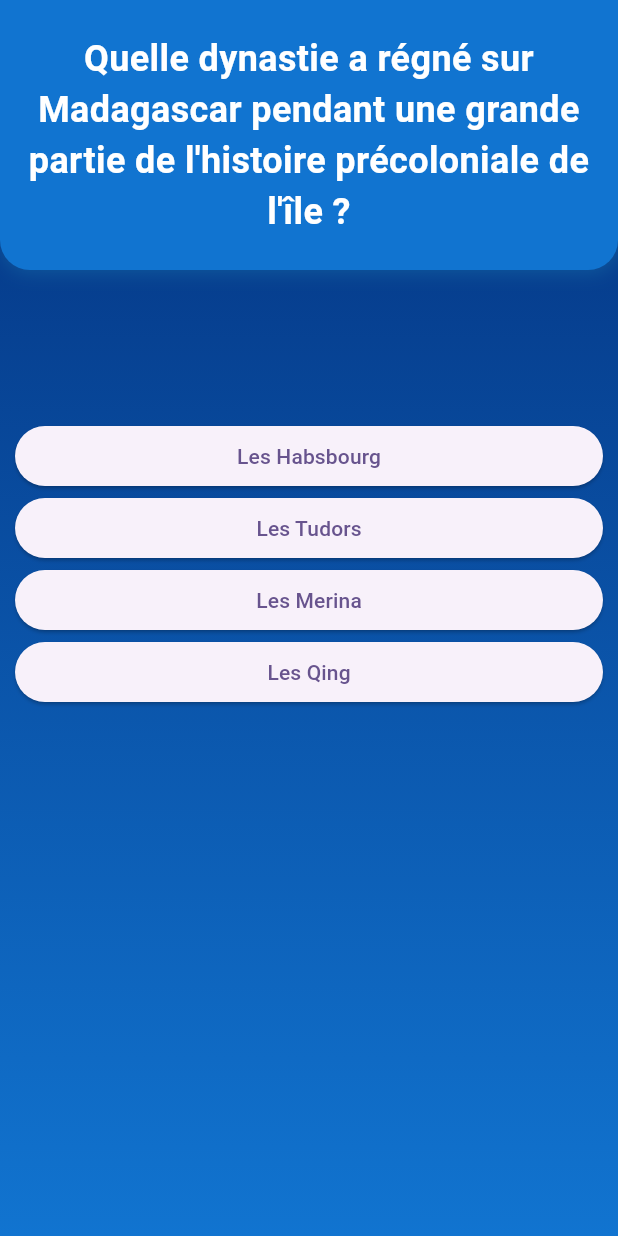
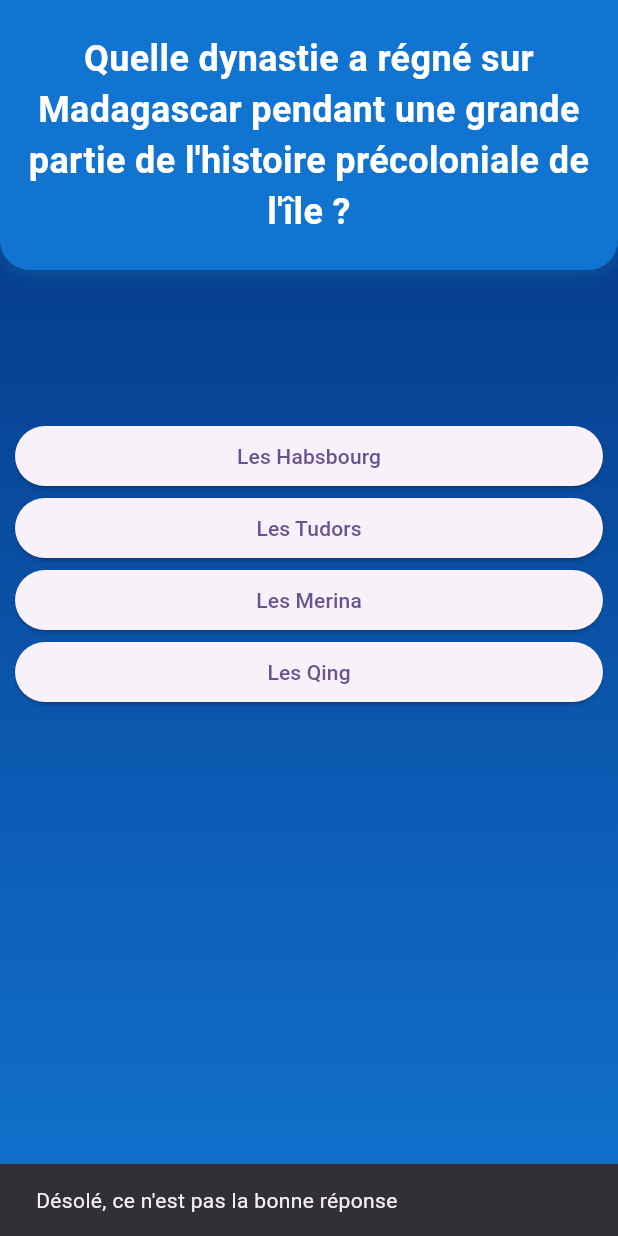
Before and after one commit to DTC-Formation/navigation-and-alerts-with-quizz-add-Rojotiana-Tsiverisoa, a Flutter app: the Question01 screen opened by its route, after a tap on "Christophe Colomb", on a phone screen of 412 x 824 dp. Run offline on Flutter 3.47's test engine with Material 2 defaults, Android fonts, the phone set to English and light mode, and no system bars.

```diff
--- a/lib/screen/question_01.dart
+++ b/lib/screen/question_01.dart
@@ -16,6 +16,15 @@ class _Question01State extends State<Question01> {
   void setScore(BuildContext context, int newValue) {
     setState(() {
       score = newValue;
+
+      ScaffoldMessenger.of(context).showSnackBar(
+        SnackBar(
+          content: Text((score != 0)
+              ? 'Félicitation, c\'est la bonne réponse!'
+              : 'Désolé, ce n\'est pas la bonne réponse'),
+          duration: const Duration(seconds: 3),
+        ),
+      );
 
       Navigator.push(
           context,
--- a/lib/screen/question_02.dart
+++ b/lib/screen/question_02.dart
@@ -18,6 +18,16 @@ class _Question02State extends State<Question02> {
   void setScore(BuildContext context, int newValue) {
     setState(() {
       score = newValue + widget.lastScore;
+
+      ScaffoldMessenger.of(context).showSnackBar(
+        SnackBar(
+          content: Text((newValue != 0)
+              ? 'Félicitation, c\'est la bonne réponse!'
+              : 'Désolé, ce n\'est pas la bonne réponse'),
+          duration: const Duration(seconds: 3),
+        ),
+      );
+
       Navigator.push(
           context,
           MaterialPageRoute(
--- a/lib/screen/question_03.dart
+++ b/lib/screen/question_03.dart
@@ -18,6 +18,16 @@ class _Question03State extends State<Question03> {
   void setScore(BuildContext context, int newValue) {
     setState(() {
       score = newValue + widget.lastScore;
+
+      ScaffoldMessenger.of(context).showSnackBar(
+        SnackBar(
+          content: Text((newValue != 0)
+              ? 'Félicitation, c\'est la bonne réponse!'
+              : 'Désolé, ce n\'est pas la bonne réponse'),
+          duration: const Duration(seconds: 3),
+        ),
+      );
+
       Navigator.push(
           context,
           MaterialPageRoute(
--- a/lib/screen/question_04.dart
+++ b/lib/screen/question_04.dart
@@ -18,6 +18,16 @@ class _Question04State extends State<Question04> {
   void setScore(BuildContext context, int newValue) {
     setState(() {
       score = newValue + widget.lastScore;
+
+      ScaffoldMessenger.of(context).showSnackBar(
+        SnackBar(
+          content: Text((newValue != 0)
+              ? 'Félicitation, c\'est la bonne réponse!'
+              : 'Désolé, ce n\'est pas la bonne réponse'),
+          duration: const Duration(seconds: 3),
+        ),
+      );
+
       Navigator.push(
           context,
           MaterialPageRoute(
--- a/lib/screen/question_05.dart
+++ b/lib/screen/question_05.dart
@@ -18,6 +18,16 @@ class _Question05State extends State<Question05> {
   void setScore(BuildContext context, int newValue) {
     setState(() {
       score = newValue + widget.lastScore;
+
+      ScaffoldMessenger.of(context).showSnackBar(
+        SnackBar(
+          content: Text((newValue != 0)
+              ? 'Félicitation, c\'est la bonne réponse!'
+              : 'Désolé, ce n\'est pas la bonne réponse'),
+          duration: const Duration(seconds: 3),
+        ),
+      );
+
       Navigator.push(
           context,
           MaterialPageRoute(
--- a/lib/screen/question_06.dart
+++ b/lib/screen/question_06.dart
@@ -18,6 +18,16 @@ class _Question06State extends State<Question06> {
   void setScore(BuildContext context, int newValue) {
     setState(() {
       score = newValue + widget.lastScore;
+
+      ScaffoldMessenger.of(context).showSnackBar(
+        SnackBar(
+          content: Text((newValue != 0)
+              ? 'Félicitation, c\'est la bonne réponse!'
+              : 'Désolé, ce n\'est pas la bonne réponse'),
+          duration: const Duration(seconds: 3),
+        ),
+      );
+
       Navigator.push(
           context,
           MaterialPageRoute(
--- a/lib/screen/question_07.dart
+++ b/lib/screen/question_07.dart
@@ -18,6 +18,16 @@ class _Question07State extends State<Question07> {
   void setScore(BuildContext context, int newValue) {
     setState(() {
       score = newValue + widget.lastScore;
+
+      ScaffoldMessenger.of(context).showSnackBar(
+        SnackBar(
+          content: Text((newValue != 0)
+              ? 'Félicitation, c\'est la bonne réponse!'
+              : 'Désolé, ce n\'est pas la bonne réponse'),
+          duration: const Duration(seconds: 3),
+        ),
+      );
+
       Navigator.push(
           context,
           MaterialPageRoute(
--- a/lib/screen/question_08.dart
+++ b/lib/screen/question_08.dart
@@ -18,6 +18,16 @@ class _Question08State extends State<Question08> {
   void setScore(BuildContext context, int newValue) {
     setState(() {
       score = newValue + widget.lastScore;
+
+      ScaffoldMessenger.of(context).showSnackBar(
+        SnackBar(
+          content: Text((newValue != 0)
+              ? 'Félicitation, c\'est la bonne réponse!'
+              : 'Désolé, ce n\'est pas la bonne réponse'),
+          duration: const Duration(seconds: 3),
+        ),
+      );
+
       Navigator.push(
           context,
           MaterialPageRoute(
--- a/lib/screen/question_09.dart
+++ b/lib/screen/question_09.dart
@@ -18,6 +18,16 @@ class _Question09State extends State<Question09> {
   void setScore(BuildContext context, int newValue) {
     setState(() {
       score = newValue + widget.lastScore;
+
+      ScaffoldMessenger.of(context).showSnackBar(
+        SnackBar(
+          content: Text((newValue != 0)
+              ? 'Félicitation, c\'est la bonne réponse!'
+              : 'Désolé, ce n\'est pas la bonne réponse'),
+          duration: const Duration(seconds: 3),
+        ),
+      );
+
       Navigator.push(
           context,
           MaterialPageRoute(
--- a/lib/screen/question_10.dart
+++ b/lib/screen/question_10.dart
@@ -18,6 +18,16 @@ class _Question10State extends State<Question10> {
   void setScore(BuildContext context, int newValue) {
     setState(() {
       score = newValue + widget.lastScore;
+
+      ScaffoldMessenger.of(context).showSnackBar(
+        SnackBar(
+          content: Text((newValue != 0)
+              ? 'Félicitation, c\'est la bonne réponse!'
+              : 'Désolé, ce n\'est pas la bonne réponse'),
+          duration: const Duration(seconds: 3),
+        ),
+      );
+
       Navigator.push(
           context,
           MaterialPageRoute(
```
